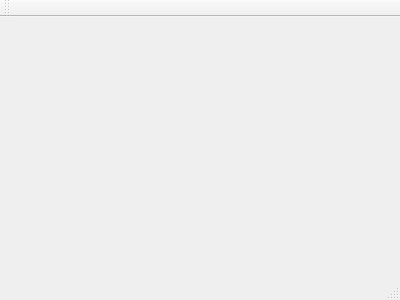
This is QT/first/mainwindow.ui in Breynald/Library as Qt 5 draws it before an edit. The edited form follows.
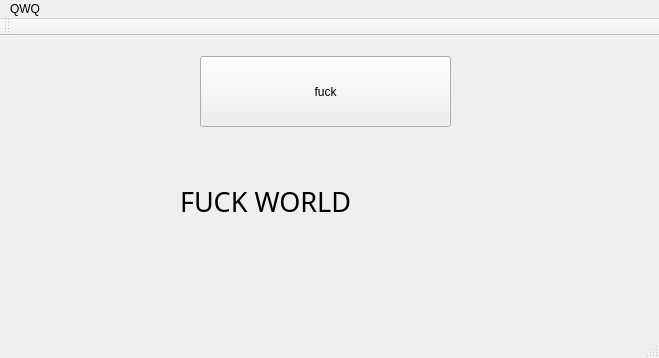
This is the edited form.

Diff of the .ui file:
```diff
--- a/QT/first/mainwindow.ui
+++ b/QT/first/mainwindow.ui
@@ -1,24 +1,78 @@
 <ui version="4.0">
  <class>MainWindow</class>
- <widget class="QMainWindow" name="MainWindow" >
-  <property name="geometry" >
+ <widget class="QMainWindow" name="MainWindow">
+  <property name="geometry">
    <rect>
     <x>0</x>
     <y>0</y>
-    <width>400</width>
-    <height>300</height>
+    <width>659</width>
+    <height>358</height>
    </rect>
   </property>
   <property name="windowTitle" >
    <string>MainWindow</string>
   </property>
-  <widget class="QMenuBar" name="menuBar" />
-  <widget class="QToolBar" name="mainToolBar" />
-  <widget class="QWidget" name="centralWidget" />
-  <widget class="QStatusBar" name="statusBar" />
+  <widget class="QWidget" name="centralWidget">
+   <widget class="QPushButton" name="button1">
+    <property name="geometry">
+     <rect>
+      <x>200</x>
+      <y>20</y>
+      <width>251</width>
+      <height>71</height>
+     </rect>
+    </property>
+    <property name="text">
+     <string>fuck</string>
+    </property>
+   </widget>
+   <widget class="QLabel" name="label1">
+    <property name="geometry">
+     <rect>
+      <x>180</x>
+      <y>120</y>
+      <width>291</width>
+      <height>91</height>
+     </rect>
+    </property>
+    <property name="font">
+     <font>
+      <family>A bite</family>
+      <pointsize>20</pointsize>
+     </font>
+    </property>
+    <property name="text">
+     <string>FUCK WORLD</string>
+    </property>
+   </widget>
+  </widget>
+  <widget class="QMenuBar" name="menuBar">
+   <property name="geometry">
+    <rect>
+     <x>0</x>
+     <y>0</y>
+     <width>659</width>
+     <height>25</height>
+    </rect>
+   </property>
+   <widget class="QMenu" name="menuQWQ">
+    <property name="title">
+     <string>QWQ</string>
+    </property>
+   </widget>
+   <addaction name="menuQWQ"/>
+  </widget>
+  <widget class="QToolBar" name="mainToolBar">
+   <attribute name="toolBarArea">
+    <enum>TopToolBarArea</enum>
+   </attribute>
+   <attribute name="toolBarBreak">
+    <bool>true</bool>
+   </attribute>
+  </widget>
+  <widget class="QStatusBar" name="statusBar"/>
  </widget>
- <layoutDefault spacing="6" margin="11" />
- <pixmapfunction></pixmapfunction>
+ <layoutdefault spacing="6" margin="11"/>
  <resources/>
  <connections/>
 </ui>
```
Left out of the diff: 22 changed lines with no effect on the pictures.
